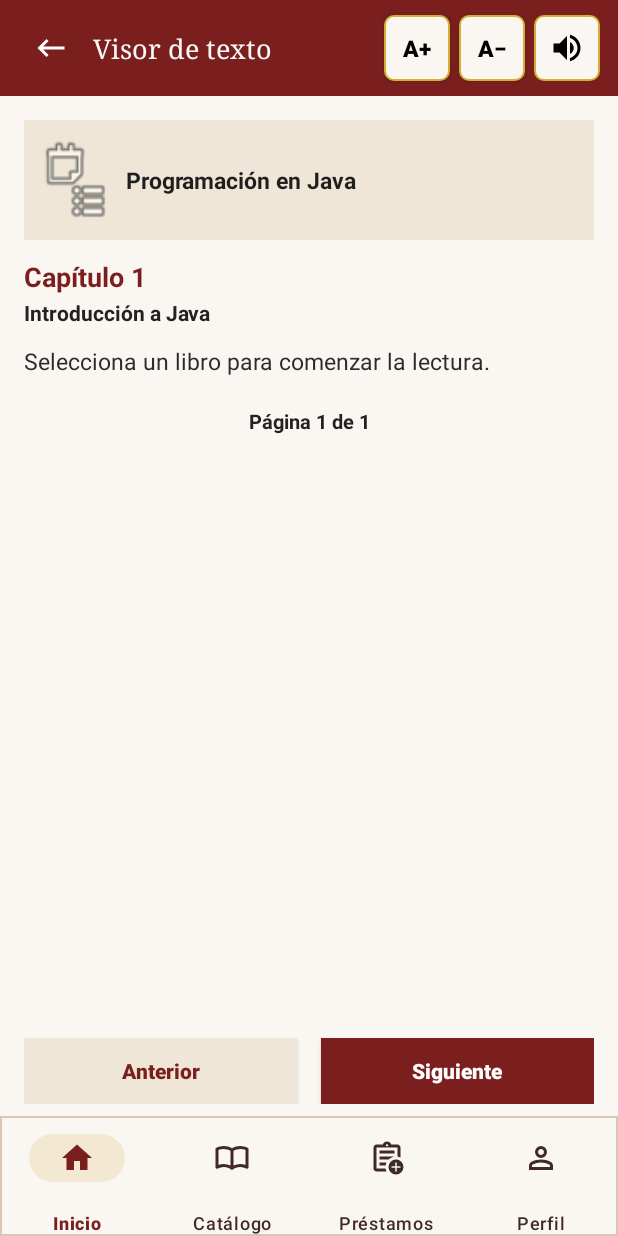
After one commit to cristianjared574-dotcom/bibliodesk_movil, an Android app: the layout activity_visortexto.xml on its own in the app's theme, with its tools: preview values and no code run, on a phone screen of 412 x 824 dp. The commit adds this screen. Run offline under Robolectric (Android 15) with nearby library versions, the phone set to English and light mode, and no system bars.

Commit message:
pantallas visor texto

```diff
--- a/app/build.gradle.kts
+++ b/app/build.gradle.kts
@@ -39,6 +39,7 @@ android {
 
 dependencies {
 
+    implementation(libs.androidx.activity.ktx)
     implementation(libs.androidx.core.ktx)
     implementation(libs.androidx.appcompat)
     implementation(libs.material)
--- a/app/src/main/java/com/example/bibliodesk_movil/Adaptador/catalogoLibrosAdaptador.kt
+++ b/app/src/main/java/com/example/bibliodesk_movil/Adaptador/catalogoLibrosAdaptador.kt
@@ -18,10 +18,10 @@ class catalogoLibrosAdaptador (private val activity: CatalogoActivity, private v
     private var factorTexto = 1f
 
     class LibrosViewHolder(itemView: View): RecyclerView.ViewHolder(itemView){
-        val tvTituloLibro: TextView = itemView.findViewById(R.id.txtTituloLibro)
-        val tvNombreAutor: TextView = itemView.findViewById(R.id.txtAutorLibro)
+        val tvTituloLibro: TextView = itemView.findViewById(R.id.txtTitulo)
+        val tvNombreAutor: TextView = itemView.findViewById(R.id.txtAutor)
         val tvdisponible: TextView = itemView.findViewById(R.id.txtDisponibilidad)
-        val portadaLibro: ImageView = itemView.findViewById(R.id.imgPortada)
+        val portadaLibro: ImageView = itemView.findViewById(R.id.imglibro)
         val imgDisponible: ImageView = itemView.findViewById(R.id.imgDisponibilidad)
         val btnVerDetalle: Button = itemView.findViewById(R.id.btnVerDetalle)
 
--- a/app/src/main/java/com/example/bibliodesk_movil/InterfaceApi/ApiService.kt
+++ b/app/src/main/java/com/example/bibliodesk_movil/InterfaceApi/ApiService.kt
@@ -3,6 +3,7 @@ package com.example.bibliodesk_movil.InterfaceApi
 import com.example.bibliodesk_movil.Modelo.dataCatalogoLibros
 import com.example.bibliodesk_movil.Modelo.dataCategorias
 import com.example.bibliodesk_movil.Modelo.dataCerrarSesionResponse
+import com.example.bibliodesk_movil.Modelo.dataContenidoLibro
 import com.example.bibliodesk_movil.Modelo.dataInicioResponse
 import com.example.bibliodesk_movil.Modelo.dataLibroDetalleResponse
 import com.example.bibliodesk_movil.Modelo.dataLoginRequest
@@ -46,4 +47,7 @@ interface ApiService {
 
     @GET("historial_prestamo.php")
     suspend fun obtenerHistorialPrestamos(@Query("id_usuario") idUsuario: Int): List<dataPrestamoHistorial>
+
+    @GET("visor_libro.php")
+    suspend fun obtenerContenidoLibro(@Query("id_libro") idLibro: Int): List<dataContenidoLibro>
 }
--- a/app/src/main/java/com/example/bibliodesk_movil/Modelo/clsHistorialPrestamoModelo.kt
+++ b/app/src/main/java/com/example/bibliodesk_movil/Modelo/clsHistorialPrestamoModelo.kt
@@ -7,6 +7,11 @@ class clsHistorialPrestamoModelo {
         return RetrofitCliente.apiService.obtenerHistorialPrestamos(idUsuario)
     }
 
+    fun obtenerOpcionesFiltro(lista: List<dataPrestamoHistorial>): List<String> {
+        val estadosDinamicos = lista.map { it.estado.trim() }.filter { it.isNotEmpty() }.distinct()
+        return listOf("Todos") + estadosDinamicos
+    }
+
     fun filtrarPorEstado(lista: List<dataPrestamoHistorial>, estadoSeleccionado: String): List<dataPrestamoHistorial> {
         if (estadoSeleccionado.isBlank() || estadoSeleccionado.equals("Todos", ignoreCase = true)) {
             return lista
--- a/app/src/main/res/layout/activity_historialprestamo.xml
+++ b/app/src/main/res/layout/activity_historialprestamo.xml
@@ -65,7 +65,7 @@
         <androidx.recyclerview.widget.RecyclerView
             android:id="@+id/rvCursos"
             android:layout_width="match_parent"
-            android:layout_height="match_parent"
+            android:layout_height="175dp"
             android:layout_marginStart="1dp"
             android:layout_marginTop="188dp"
             android:layout_marginEnd="1dp"
--- /dev/null
+++ b/app/src/main/res/layout/activity_visortexto.xml
@@ -0,0 +1,255 @@
+<?xml version="1.0" encoding="utf-8"?>
+<androidx.constraintlayout.widget.ConstraintLayout xmlns:android="http://schemas.android.com/apk/res/android"
+    xmlns:app="http://schemas.android.com/apk/res-auto"
+    xmlns:tools="http://schemas.android.com/tools"
+    android:id="@+id/main"
+    android:layout_width="match_parent"
+    android:layout_height="match_parent"
+    android:background="#7B1E1E"
+    tools:context=".Vista.VisortextoActivity">
+
+    <!-- Barra superior -->
+    <LinearLayout
+        android:id="@+id/linearLayout"
+        android:layout_width="0dp"
+        android:layout_height="64dp"
+        android:background="#7B1E1E"
+        android:gravity="center_vertical"
+        android:orientation="horizontal"
+        android:paddingStart="12dp"
+        android:paddingEnd="12dp"
+        app:layout_constraintEnd_toEndOf="parent"
+        app:layout_constraintStart_toStartOf="parent"
+        app:layout_constraintTop_toTopOf="parent">
+
+        <ImageButton
+            android:id="@+id/btnRegresar"
+            android:layout_width="44dp"
+            android:layout_height="44dp"
+            android:background="?attr/selectableItemBackgroundBorderless"
+            android:clickable="true"
+            android:contentDescription="Regresar"
+            android:focusable="true"
+            app:srcCompat="@drawable/ic_regresar" />
+
+        <TextView
+            android:id="@+id/txtSeccion"
+            android:layout_width="0dp"
+            android:layout_height="wrap_content"
+            android:layout_marginStart="6dp"
+            android:layout_marginEnd="6dp"
+            android:layout_weight="1"
+            android:ellipsize="end"
+            android:fontFamily="serif"
+            android:maxLines="1"
+            android:text="@string/txtvisor"
+            android:textColor="#F8F8F8"
+            android:textSize="18sp" />
+
+        <androidx.appcompat.widget.AppCompatButton
+            android:id="@+id/btnAumentarTexto"
+            android:layout_width="44dp"
+            android:layout_height="44dp"
+            android:background="@drawable/fondo_boton_accesibilidad"
+            android:contentDescription="Aumentar tamaño del texto"
+            android:minWidth="0dp"
+            android:minHeight="0dp"
+            android:padding="0dp"
+            android:text="A+"
+            android:textAllCaps="false"
+            android:textColor="#000000"
+            android:textSize="15sp"
+            android:textStyle="bold" />
+
+        <androidx.appcompat.widget.AppCompatButton
+            android:id="@+id/btnDisminuirTexto"
+            android:layout_width="44dp"
+            android:layout_height="44dp"
+            android:layout_marginStart="6dp"
+            android:background="@drawable/fondo_boton_accesibilidad"
+            android:contentDescription="Disminuir tamaño del texto"
+            android:minWidth="0dp"
+            android:minHeight="0dp"
+            android:padding="0dp"
+            android:text="A−"
+            android:textAllCaps="false"
+            android:textColor="#000000"
+            android:textSize="15sp"
+            android:textStyle="bold" />
+
+        <ImageButton
+            android:id="@+id/btnLecturaVoz"
+            android:layout_width="44dp"
+            android:layout_height="44dp"
+            android:layout_marginStart="6dp"
+            android:background="@drawable/fondo_boton_accesibilidad"
+            android:contentDescription="Leer pantalla en voz alta"
+            android:padding="10dp"
+            app:srcCompat="@drawable/ic_lectura_voz"
+            app:tint="#000000" />
+    </LinearLayout>
+
+    <!-- Contenedor principal de lectura -->
+    <LinearLayout
+        android:id="@+id/linearLayout2"
+        android:layout_width="0dp"
+        android:layout_height="0dp"
+        android:background="#FAF7F2"
+        android:orientation="vertical"
+        android:padding="16dp"
+        app:layout_constraintBottom_toTopOf="@id/panelPaginacionVisor"
+        app:layout_constraintEnd_toEndOf="parent"
+        app:layout_constraintStart_toStartOf="parent"
+        app:layout_constraintTop_toBottomOf="@id/linearLayout">
+
+        <!-- Tarjeta superior del libro -->
+        <LinearLayout
+            android:layout_width="match_parent"
+            android:layout_height="wrap_content"
+            android:background="#EFE6D8"
+            android:gravity="center_vertical"
+            android:orientation="horizontal"
+            android:padding="12dp">
+
+            <ImageView
+                android:id="@+id/imgPortadaVisor"
+                android:layout_width="44dp"
+                android:layout_height="56dp"
+                android:contentDescription="Portada del libro"
+                android:scaleType="centerCrop"
+                android:src="@android:drawable/ic_menu_agenda" />
+
+            <LinearLayout
+                android:layout_width="0dp"
+                android:layout_height="wrap_content"
+                android:layout_marginStart="12dp"
+                android:layout_weight="1"
+                android:orientation="vertical">
+
+                <TextView
+                    android:id="@+id/txtTituloLibroVisor"
+                    android:layout_width="match_parent"
+                    android:layout_height="wrap_content"
+                    android:text="Programación en Java"
+                    android:textColor="#1F1F1F"
+                    android:textSize="15sp"
+                    android:textStyle="bold" />
+
+            </LinearLayout>
+        </LinearLayout>
+
+        <!-- Área desplazable del capítulo y contenido -->
+        <ScrollView
+            android:id="@+id/scrollContenidoVisor"
+            android:layout_width="match_parent"
+            android:layout_height="0dp"
+            android:layout_marginTop="12dp"
+            android:layout_weight="1"
+            android:fillViewport="true">
+
+            <LinearLayout
+                android:layout_width="match_parent"
+                android:layout_height="wrap_content"
+                android:orientation="vertical">
+
+                <TextView
+                    android:id="@+id/txtCapituloVisor"
+                    android:layout_width="match_parent"
+                    android:layout_height="wrap_content"
+                    android:text="Capítulo 1"
+                    android:textColor="#7B1E1E"
+                    android:textSize="18sp"
+                    android:textStyle="bold" />
+
+                <TextView
+                    android:id="@+id/txtSubcapituloVisor"
+                    android:layout_width="match_parent"
+                    android:layout_height="wrap_content"
+                    android:layout_marginTop="2dp"
+                    android:text="Introducción a Java"
+                    android:textColor="#222222"
+                    android:textSize="14sp"
+                    android:textStyle="bold" />
+
+                <TextView
+                    android:id="@+id/txtContenidoVisor"
+                    android:layout_width="match_parent"
+                    android:layout_height="wrap_content"
+                    android:layout_marginTop="12dp"
+                    android:lineSpacingExtra="4dp"
+                    android:text="Selecciona un libro para comenzar la lectura."
+                    android:textColor="#2B2B2B"
+                    android:textSize="15sp" />
+
+                <TextView
+                    android:id="@+id/txtPaginaVisor"
+                    android:layout_width="match_parent"
+                    android:layout_height="wrap_content"
+                    android:layout_marginTop="20dp"
+                    android:gravity="center"
+                    android:text="Página 1 de 1"
+                    android:textColor="#222222"
+                    android:textSize="13sp"
+                    android:textStyle="bold" />
+            </LinearLayout>
+        </ScrollView>
+    </LinearLayout>
+
+    <!-- Botones Anterior y Siguiente -->
+    <LinearLayout
+        android:id="@+id/panelPaginacionVisor"
+        android:layout_width="0dp"
+        android:layout_height="wrap_content"
+        android:background="#FAF7F2"
+        android:gravity="center"
+        android:orientation="horizontal"
+        android:paddingHorizontal="16dp"
+        android:paddingVertical="8dp"
+        app:layout_constraintBottom_toTopOf="@id/menuInferior"
+        app:layout_constraintEnd_toEndOf="parent"
+        app:layout_constraintStart_toStartOf="parent">
+
+        <androidx.appcompat.widget.AppCompatButton
+            android:id="@+id/btnAnteriorPagina"
+            android:layout_width="0dp"
+            android:layout_height="44dp"
+            android:layout_marginEnd="8dp"
+            android:layout_weight="1"
+            android:background="#EFE6D8"
+            android:text="Anterior"
+            android:textAllCaps="false"
+            android:textColor="#7B1E1E"
+            android:textStyle="bold" />
+
+        <androidx.appcompat.widget.AppCompatButton
+            android:id="@+id/btnSiguientePagina"
+            android:layout_width="0dp"
+            android:layout_height="44dp"
+            android:layout_marginStart="8dp"
+            android:layout_weight="1"
+            android:background="#7B1E1E"
+            android:text="Siguiente"
+            android:textAllCaps="false"
+            android:textColor="#FFFFFF"
+            android:textStyle="bold" />
+    </LinearLayout>
+
+    <!-- Menú inferior -->
+    <com.google.android.material.bottomnavigation.BottomNavigationView
+        android:id="@+id/menuInferior"
+        android:layout_width="0dp"
+        android:layout_height="wrap_content"
+        android:background="@drawable/fondo_menu"
+        android:paddingBottom="0dp"
+        app:itemActiveIndicatorStyle="@style/IndicadorMenu"
+        app:itemIconSize="24dp"
+        app:itemIconTint="@color/color_menu"
+        app:itemPaddingBottom="4dp"
+        app:itemTextColor="@color/color_menu"
+        app:labelVisibilityMode="labeled"
+        app:layout_constraintBottom_toBottomOf="parent"
+        app:layout_constraintEnd_toEndOf="parent"
+        app:layout_constraintStart_toStartOf="parent"
+        app:menu="@menu/menu_inferior" />
+
+</androidx.constraintlayout.widget.ConstraintLayout>
--- a/app/src/main/res/values/strings.xml
+++ b/app/src/main/res/values/strings.xml
@@ -62,4 +62,6 @@
     <string name="nav_catalogo">Catálogo</string>
     <string name="nav_prestamos">Préstamos</string>
     <string name="nav_perfil">Perfil</string>
+
+    <string name="txtvisor">Visor de texto</string>
 </resources>
--- a/gradle/libs.versions.toml
+++ b/gradle/libs.versions.toml
@@ -10,6 +10,7 @@ material = "1.14.0"
 activity = "1.13.0"
 constraintlayout = "2.2.2"
 recyclerview = "1.4.0"
+activityKtx = "1.13.0"
 
 [libraries]
 androidx-core-ktx = { group = "androidx.core", name = "core-ktx", version.ref = "coreKtx" }
@@ -21,6 +22,7 @@ material = { group = "com.google.android.material", name = "material", version.r
 androidx-activity = { group = "androidx.activity", name = "activity", version.ref = "activity" }
 androidx-constraintlayout = { group = "androidx.constraintlayout", name = "constraintlayout", version.ref = "constraintlayout" }
 androidx-recyclerview = { group = "androidx.recyclerview", name = "recyclerview", version.ref = "recyclerview" }
+androidx-activity-ktx = { group = "androidx.activity", name = "activity-ktx", version.ref = "activityKtx" }
 
 [plugins]
 android-application = { id = "com.android.application", version.ref = "agp" }
```
Also changed, not shown: app/src/main/java/com/example/bibliodesk_movil/Adaptador/HistorialPrestamoAdaptador.kt (added, +63 -0 lines), app/src/main/java/com/example/bibliodesk_movil/Modelo/clsVisorTextoModelo.kt (added, +9 -0 lines), app/src/main/java/com/example/bibliodesk_movil/Modelo/dataContenidoLibro.kt (added, +14 -0 lines), app/src/main/java/com/example/bibliodesk_movil/Presentador/clsHistorialPrestamoPresentador.kt (added, +41 -0 lines), app/src/main/java/com/example/bibliodesk_movil/Presentador/clsVisorTextoPresentador.kt (added, +71 -0 lines), app/src/main/java/com/example/bibliodesk_movil/Vista/HistorialprestamoActivity.kt (+52 -0 lines), app/src/main/java/com/example/bibliodesk_movil/Vista/VisortextoActivity.kt (added, +119 -0 lines), app/src/main/res/layout/item_historialprestamo.xml (+66 -8 lines).
